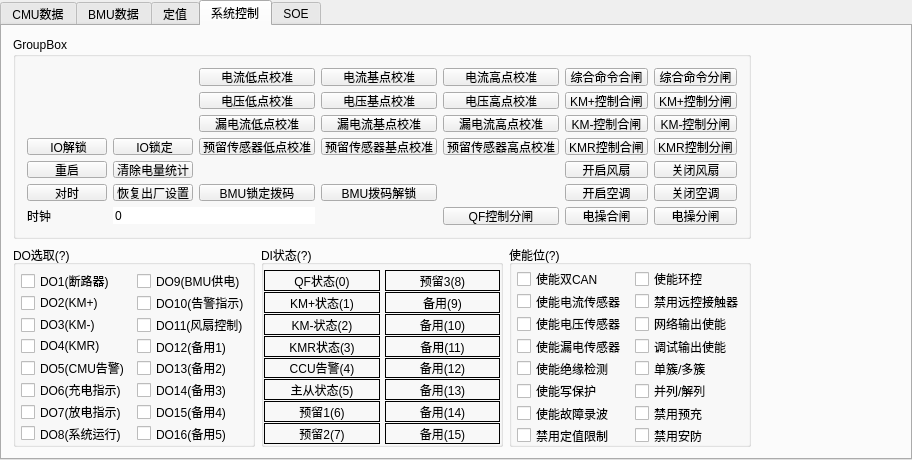
Shogpe/bmsTool, file widget.ui: the form before one commit.
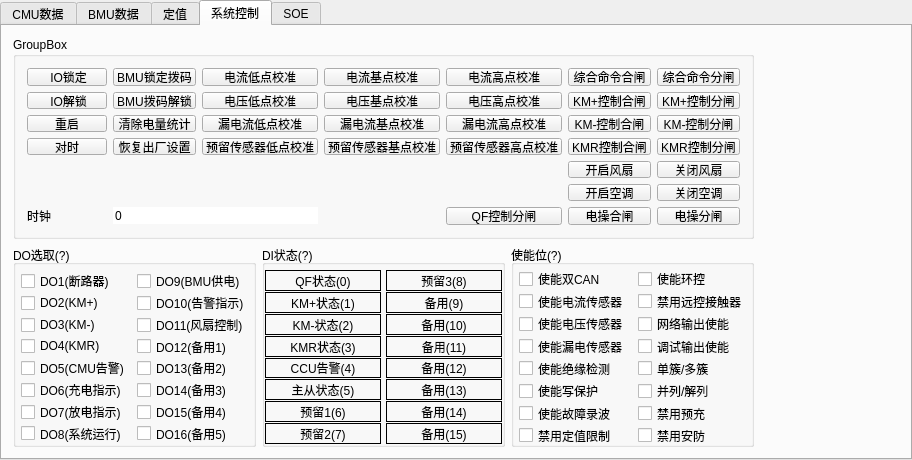
The form after the commit. Custom widgets are drawn as their Qt base class.

Commit message: fix:调整版本号读取,BMU数量为0也可读取

Patch:
```diff
--- a/widget.ui
+++ b/widget.ui
@@ -6902,32 +6902,6 @@
             </property>
            </widget>
           </item>
-          <item row="6" column="2">
-           <widget class="QPushButton" name="btnBMULock">
-            <property name="sizePolicy">
-             <sizepolicy hsizetype="Preferred" vsizetype="Fixed">
-              <horstretch>0</horstretch>
-              <verstretch>0</verstretch>
-             </sizepolicy>
-            </property>
-            <property name="text">
-             <string>BMU锁定拨码</string>
-            </property>
-           </widget>
-          </item>
-          <item row="6" column="1">
-           <widget class="QPushButton" name="btnResetDef">
-            <property name="sizePolicy">
-             <sizepolicy hsizetype="Preferred" vsizetype="Fixed">
-              <horstretch>0</horstretch>
-              <verstretch>0</verstretch>
-             </sizepolicy>
-            </property>
-            <property name="text">
-             <string>恢复出厂设置</string>
-            </property>
-           </widget>
-          </item>
           <item row="7" column="0">
            <widget class="QLabel" name="label_1">
             <property name="frameShape">
@@ -6984,45 +6958,6 @@
             </property>
            </widget>
           </item>
-          <item row="6" column="0">
-           <widget class="QPushButton" name="btnTimeAdj">
-            <property name="sizePolicy">
-             <sizepolicy hsizetype="Preferred" vsizetype="Fixed">
-              <horstretch>0</horstretch>
-              <verstretch>0</verstretch>
-             </sizepolicy>
-            </property>
-            <property name="text">
-             <string>对时</string>
-            </property>
-           </widget>
-          </item>
-          <item row="5" column="0">
-           <widget class="QPushButton" name="btnReboot">
-            <property name="sizePolicy">
-             <sizepolicy hsizetype="Preferred" vsizetype="Fixed">
-              <horstretch>0</horstretch>
-              <verstretch>0</verstretch>
-             </sizepolicy>
-            </property>
-            <property name="text">
-             <string>重启</string>
-            </property>
-           </widget>
-          </item>
-          <item row="5" column="1">
-           <widget class="QPushButton" name="btnClearEng">
-            <property name="sizePolicy">
-             <sizepolicy hsizetype="Preferred" vsizetype="Fixed">
-              <horstretch>0</horstretch>
-              <verstretch>0</verstretch>
-             </sizepolicy>
-            </property>
-            <property name="text">
-             <string>清除电量统计</string>
-            </property>
-           </widget>
-          </item>
           <item row="0" column="2">
            <widget class="QPushButton" name="btnIZeroAdj">
             <property name="sizePolicy">
@@ -7179,32 +7114,6 @@
             </property>
            </widget>
           </item>
-          <item row="4" column="0">
-           <widget class="QPushButton" name="btnIOunlock">
-            <property name="sizePolicy">
-             <sizepolicy hsizetype="Preferred" vsizetype="Fixed">
-              <horstretch>0</horstretch>
-              <verstretch>0</verstretch>
-             </sizepolicy>
-            </property>
-            <property name="text">
-             <string> IO解锁</string>
-            </property>
-           </widget>
-          </item>
-          <item row="4" column="1">
-           <widget class="QPushButton" name="btnIOlock">
-            <property name="sizePolicy">
-             <sizepolicy hsizetype="Preferred" vsizetype="Fixed">
-              <horstretch>0</horstretch>
-              <verstretch>0</verstretch>
-             </sizepolicy>
-            </property>
-            <property name="text">
-             <string> IO锁定</string>
-            </property>
-           </widget>
-          </item>
           <item row="7" column="4">
            <widget class="QPushButton" name="btnQFOFF">
             <property name="sizePolicy">
@@ -7218,7 +7127,72 @@
             </property>
            </widget>
           </item>
-          <item row="6" column="3">
+          <item row="0" column="0">
+           <widget class="QPushButton" name="btnIOlock">
+            <property name="sizePolicy">
+             <sizepolicy hsizetype="Preferred" vsizetype="Fixed">
+              <horstretch>0</horstretch>
+              <verstretch>0</verstretch>
+             </sizepolicy>
+            </property>
+            <property name="text">
+             <string> IO锁定</string>
+            </property>
+           </widget>
+          </item>
+          <item row="1" column="0">
+           <widget class="QPushButton" name="btnIOunlock">
+            <property name="sizePolicy">
+             <sizepolicy hsizetype="Preferred" vsizetype="Fixed">
+              <horstretch>0</horstretch>
+              <verstretch>0</verstretch>
+             </sizepolicy>
+            </property>
+            <property name="text">
+             <string> IO解锁</string>
+            </property>
+           </widget>
+          </item>
+          <item row="4" column="0">
+           <widget class="QPushButton" name="btnTimeAdj">
+            <property name="sizePolicy">
+             <sizepolicy hsizetype="Preferred" vsizetype="Fixed">
+              <horstretch>0</horstretch>
+              <verstretch>0</verstretch>
+             </sizepolicy>
+            </property>
+            <property name="text">
+             <string>对时</string>
+            </property>
+           </widget>
+          </item>
+          <item row="2" column="0">
+           <widget class="QPushButton" name="btnReboot">
+            <property name="sizePolicy">
+             <sizepolicy hsizetype="Preferred" vsizetype="Fixed">
+              <horstretch>0</horstretch>
+              <verstretch>0</verstretch>
+             </sizepolicy>
+            </property>
+            <property name="text">
+             <string>重启</string>
+            </property>
+           </widget>
+          </item>
+          <item row="0" column="1">
+           <widget class="QPushButton" name="btnBMULock">
+            <property name="sizePolicy">
+             <sizepolicy hsizetype="Preferred" vsizetype="Fixed">
+              <horstretch>0</horstretch>
+              <verstretch>0</verstretch>
+             </sizepolicy>
+            </property>
+            <property name="text">
+             <string>BMU锁定拨码</string>
+            </property>
+           </widget>
+          </item>
+          <item row="1" column="1">
            <widget class="QPushButton" name="btnBMUUnlock">
             <property name="sizePolicy">
              <sizepolicy hsizetype="Preferred" vsizetype="Fixed">
@@ -7231,6 +7205,32 @@
             </property>
            </widget>
           </item>
+          <item row="2" column="1">
+           <widget class="QPushButton" name="btnClearEng">
+            <property name="sizePolicy">
+             <sizepolicy hsizetype="Preferred" vsizetype="Fixed">
+              <horstretch>0</horstretch>
+              <verstretch>0</verstretch>
+             </sizepolicy>
+            </property>
+            <property name="text">
+             <string>清除电量统计</string>
+            </property>
+           </widget>
+          </item>
+          <item row="4" column="1">
+           <widget class="QPushButton" name="btnResetDef">
+            <property name="sizePolicy">
+             <sizepolicy hsizetype="Preferred" vsizetype="Fixed">
+              <horstretch>0</horstretch>
+              <verstretch>0</verstretch>
+             </sizepolicy>
+            </property>
+            <property name="text">
+             <string>恢复出厂设置</string>
+            </property>
+           </widget>
+          </item>
          </layout>
         </widget>
        </item>
```
Left out of the diff: 5 changed lines with no effect on the pictures. The commit also changes 1 other file.
